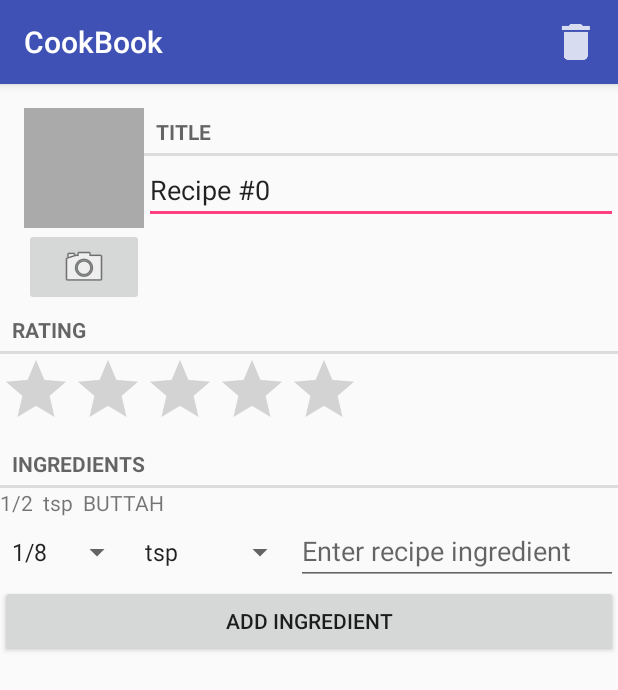
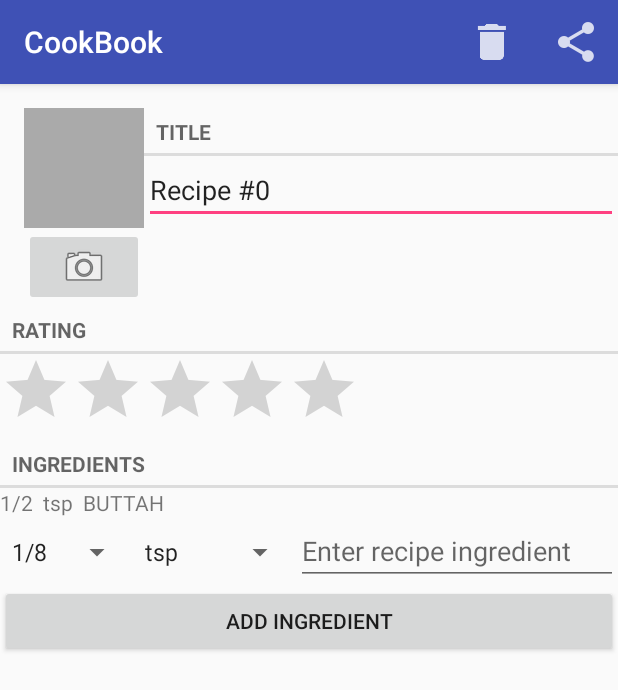
Before and after one commit to bennetthanna/CookBook, an Android app: the RecipeFragment screen opened directly, with no data from a screen before it, on a phone screen of 412 x 824 dp. Shown: the top 690 px of the screen. Run offline under Robolectric (Android 15) with nearby library versions, the phone set to English and light mode, and no system bars.

Commit message:
Add menu item to share recipe Fix icons to be light theme

```diff
--- a/app/src/main/java/com/hannabennett/cookbook/RecipeFragment.java
+++ b/app/src/main/java/com/hannabennett/cookbook/RecipeFragment.java
@@ -2,7 +2,6 @@ package com.hannabennett.cookbook;
 
 import android.app.Activity;
 import android.content.Intent;
-import android.media.Rating;
 import android.os.Bundle;
 import android.support.v4.app.Fragment;
 import android.support.v4.app.FragmentManager;
--- a/app/src/main/res/menu/fragment_recipe.xml
+++ b/app/src/main/res/menu/fragment_recipe.xml
@@ -9,4 +9,11 @@
         app:showAsAction="ifRoom|withText"
         />
 
+    <item
+        android:id="@+id/share_recipe"
+        android:icon="@drawable/ic_menu_share"
+        android:title="@string/share_recipe"
+        app:showAsAction="ifRoom|withText"
+        />
+
 </menu>
--- a/app/src/main/res/values/strings.xml
+++ b/app/src/main/res/values/strings.xml
@@ -16,6 +16,7 @@
     <string name="new_recipe">New Recipe</string>
     <string name="empty_ingredient">Please enter an ingredient</string>
     <string name="subtitle_format">%1$d recipes</string>
+    <string name="share_recipe">Share Recipe</string>
     <string-array name="fractions_array">
         <item>1/8</item>
         <item>1/4</item>
```
Also changed, not shown: app/src/main/res/drawable-hdpi/ic_menu_add.png, app/src/main/res/drawable-hdpi/ic_menu_share.png (added), app/src/main/res/drawable-mdpi/ic_menu_add.png, app/src/main/res/drawable-mdpi/ic_menu_share.png (added), app/src/main/res/drawable-xhdpi/ic_menu_add.png, app/src/main/res/drawable-xhdpi/ic_menu_share.png (added), app/src/main/res/drawable-xxhdpi/ic_menu_add.png, app/src/main/res/drawable-xxhdpi/ic_menu_share.png (added).
